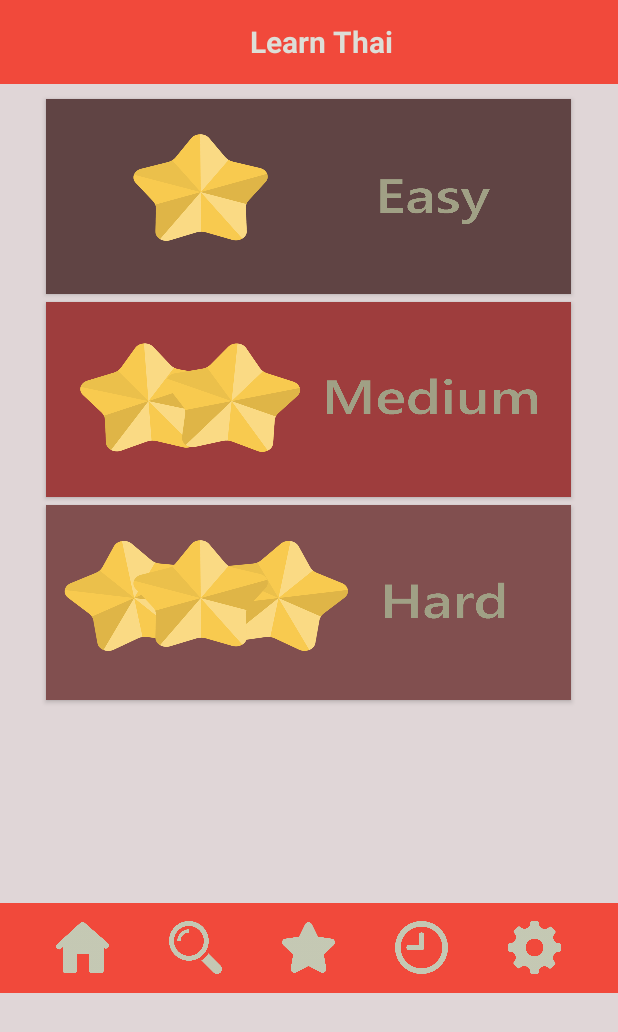
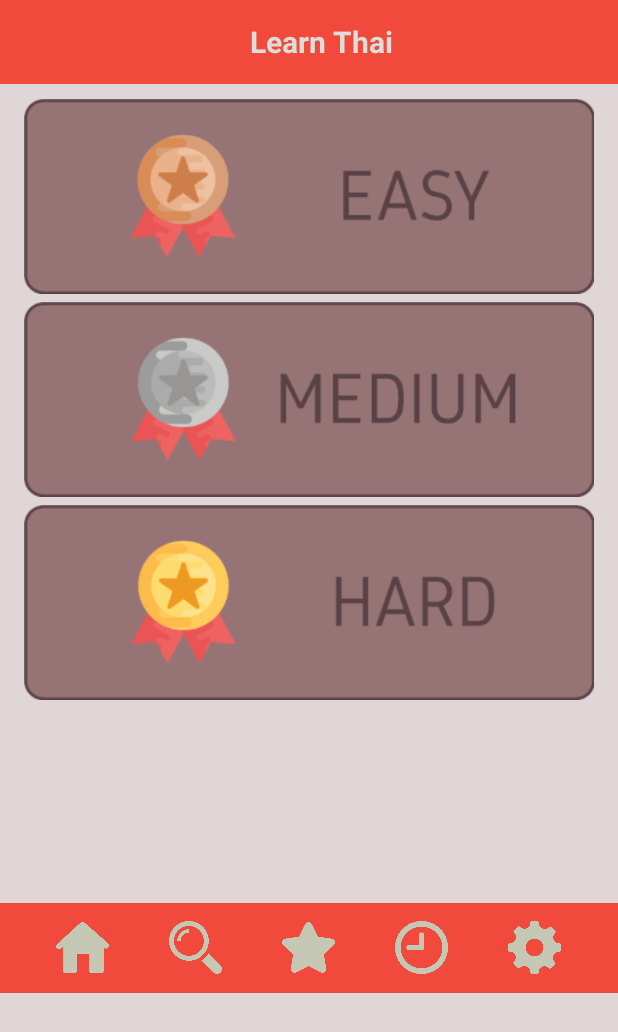
Before and after one commit to fondfondd/Thailang, an Android app: the screen it shows after launch (MainActivity), on a phone screen of 412 x 824 dp. Shown: the top 1032 px of the screen. Run offline under Robolectric (Android 15) with nearby library versions, the phone set to English and light mode, and no system bars.

Commit message:
edit main button

```diff
--- a/app/src/main/res/layout/activity_main.xml
+++ b/app/src/main/res/layout/activity_main.xml
@@ -39,12 +39,12 @@
 
     <Button
         android:id="@+id/easychap"
-        android:layout_width="350dp"
+        android:layout_width="380dp"
         android:layout_height="130dp"
         android:layout_gravity="center"
         android:textSize="30sp"
         android:textColor="#584044"
-        android:background="@drawable/easy1"/>
+        android:background="@drawable/easy"/>
 
     <TextView
         android:layout_width="match_parent"
@@ -52,24 +52,24 @@
 
     <Button
         android:id="@+id/mediumchap"
-        android:layout_width="350dp"
+        android:layout_width="380dp"
         android:layout_height="130dp"
         android:layout_gravity="center"
         android:textSize="30sp"
         android:textColor="#584044"
-        android:background="@drawable/med1"/>
+        android:background="@drawable/midium"/>
     <TextView
         android:layout_width="match_parent"
         android:layout_height="5dp" />
 
     <Button
         android:id="@+id/hardchap"
-        android:layout_width="350dp"
+        android:layout_width="380dp"
         android:layout_height="130dp"
         android:layout_gravity="center"
         android:textSize="30sp"
         android:textColor="#584044"
-        android:background="@drawable/hard2"/>
+        android:background="@drawable/hard"/>
     <TextView
         android:layout_width="match_parent"
         android:layout_height="135dp" />
```
Also changed, not shown: app/src/main/res/drawable/easy.png (added), app/src/main/res/drawable/hard.png (added), app/src/main/res/drawable/midium.png (added).
